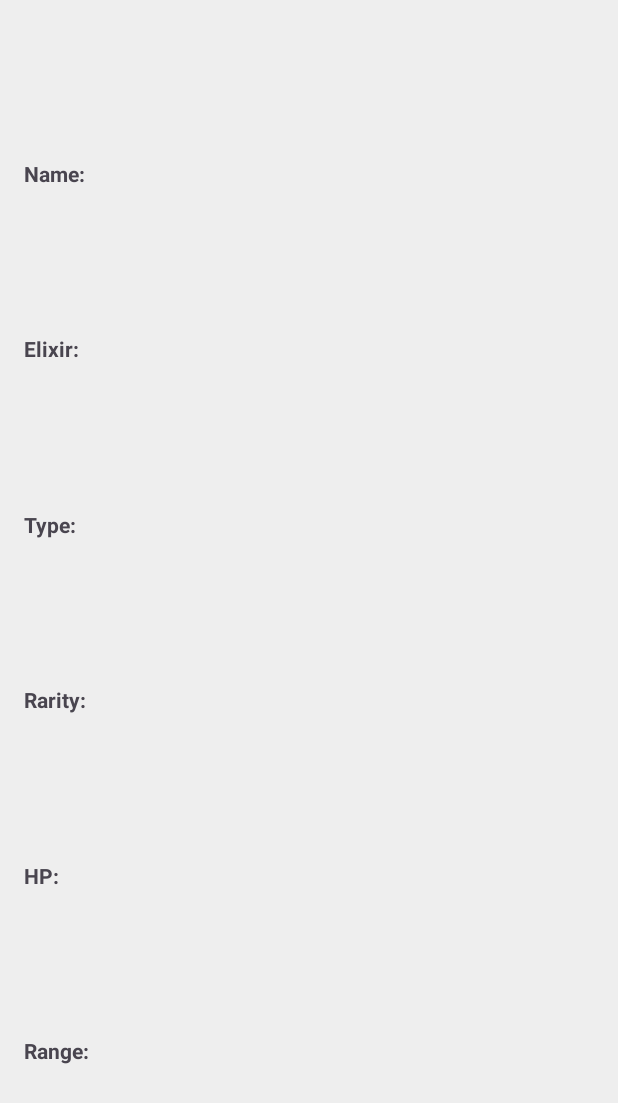
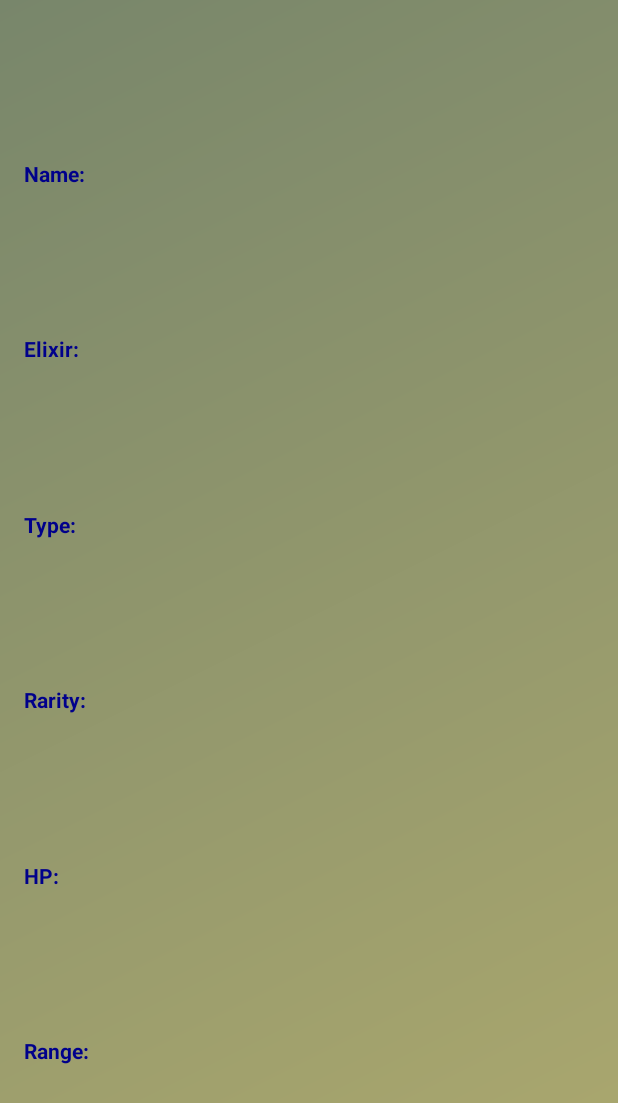
Before and after one commit to mehmeterenozgun/MyDataDisplayer, an Android app: the layout activity_char_detail.xml on its own in the app's theme, with its tools: preview values and no code run, on a phone screen of 412 x 824 dp. Shown: the top 1103 px of the screen. Run offline under Robolectric (Android 15) with nearby library versions, the phone set to English and light mode, and no system bars.

```diff
--- a/app/build.gradle.kts
+++ b/app/build.gradle.kts
@@ -5,12 +5,12 @@ plugins {
 
 android {
     namespace = "com.example.mydatadisplayer"
-    compileSdk = 34
+    compileSdk = 35
 
     defaultConfig {
         applicationId = "com.example.mydatadisplayer"
         minSdk = 24
-        targetSdk = 34
+        targetSdk = 35
         versionCode = 1
         versionName = "1.0"
 
--- a/app/src/main/AndroidManifest.xml
+++ b/app/src/main/AndroidManifest.xml
@@ -13,8 +13,8 @@
         android:theme="@style/Theme.MyDataDisplayer"
         tools:targetApi="31">
         <activity android:name=".CharDetailActivity"
-                  android:exported="false">
-        </activity>
+                  android:exported="false"/>
+
         <activity
             android:name=".MainActivity"
             android:exported="true">
--- a/app/src/main/java/com/example/mydatadisplayer/Character.kt
+++ b/app/src/main/java/com/example/mydatadisplayer/model/Character.kt
@@ -1,11 +1,10 @@
-package com.example.mydatadisplayer
+package com.example.mydatadisplayer.model
 
-import java.io.Serializable
 
 class Character (val name: String,
                  val elixir: String,
                  val type: String,
                  val rarity: String,
                  val hp: String,
-                 val range: String): Serializable {
+                 val range: String){
 }
--- a/app/src/main/res/drawable/backround_gradient.xml
+++ b/app/src/main/res/drawable/backround_gradient.xml
@@ -3,7 +3,6 @@
     <gradient
         android:type="linear"
         android:angle="135"
-
-    android:startColor="#f0f0f0"
-    android:endColor="#e0e0e0" />
+        android:startColor="#ADA96E"
+        android:endColor="#78866B" />
 </shape>
--- a/app/src/main/res/layout/activity_char_detail.xml
+++ b/app/src/main/res/layout/activity_char_detail.xml
@@ -5,7 +5,7 @@
 
     <data>
         <variable name="character"
-            type="com.example.mydatadisplayer.Character"/>
+            type="com.example.mydatadisplayer.model.Character"/>
     </data>
 
     <androidx.constraintlayout.widget.ConstraintLayout
@@ -13,7 +13,7 @@
         android:layout_width="match_parent"
         android:layout_height="match_parent"
         android:padding="16dp"
-        android:background="@color/light_gray"
+        android:background="@drawable/backround_gradient"
         tools:context=".CharDetailActivity">
 
         <TextView
@@ -21,6 +21,7 @@
             android:layout_width="wrap_content"
             android:layout_height="wrap_content"
             android:text="Name:"
+            android:textColor="@color/dark_blue"
             android:textStyle="bold"
             app:layout_constraintStart_toStartOf="parent"
             app:layout_constraintTop_toTopOf="parent"
@@ -31,7 +32,8 @@
             android:id="@+id/name"
             android:layout_width="0dp"
             android:layout_height="wrap_content"
-            android:text="@{character.name}"
+            android:text=""
+            android:textColor="@color/black"
             app:layout_constraintStart_toEndOf="@id/textView1"
             app:layout_constraintEnd_toEndOf="parent"
             app:layout_constraintTop_toTopOf="@id/textView1"
@@ -44,6 +46,7 @@
             android:layout_width="wrap_content"
             android:layout_height="wrap_content"
             android:text="Elixir: "
+            android:textColor="@color/dark_blue"
             android:textStyle="bold"
             app:layout_constraintStart_toStartOf="parent"
             app:layout_constraintTop_toBottomOf="@id/textView1"
@@ -54,7 +57,8 @@
             android:id="@+id/elixir"
             android:layout_width="0dp"
             android:layout_height="wrap_content"
-            android:text="@{character.elixir}"
+            android:text=""
+            android:textColor="@color/black"
             app:layout_constraintStart_toEndOf="@id/textView2"
             app:layout_constraintEnd_toEndOf="parent"
             app:layout_constraintTop_toTopOf="@id/textView2"
@@ -67,6 +71,7 @@
             android:layout_width="wrap_content"
             android:layout_height="wrap_content"
             android:text="Type:"
+            android:textColor="@color/dark_blue"
             android:textStyle="bold"
             app:layout_constraintStart_toStartOf="parent"
             app:layout_constraintTop_toBottomOf="@id/textView2"
@@ -77,7 +82,8 @@
             android:id="@+id/type"
             android:layout_width="0dp"
             android:layout_height="wrap_content"
-            android:text="@{character.type}"
+            android:text=""
+            android:textColor="@color/black"
             app:layout_constraintStart_toEndOf="@id/textView3"
             app:layout_constraintEnd_toEndOf="parent"
             app:layout_constraintTop_toTopOf="@id/textView3"
@@ -90,6 +96,7 @@
             android:layout_width="wrap_content"
             android:layout_height="wrap_content"
             android:text="Rarity:"
+            android:textColor="@color/dark_blue"
             android:textStyle="bold"
             app:layout_constraintStart_toStartOf="parent"
             app:layout_constraintTop_toBottomOf="@id/textView3"
@@ -100,7 +107,8 @@
             android:id="@+id/rarity"
             android:layout_width="0dp"
             android:layout_height="wrap_content"
-            android:text="@{character.rarity}"
+            android:text=""
+            android:textColor="@color/black"
             app:layout_constraintStart_toEndOf="@id/textView4"
             app:layout_constraintEnd_toEndOf="parent"
             app:layout_constraintTop_toTopOf="@id/textView4"
@@ -113,6 +121,7 @@
             android:layout_width="wrap_content"
             android:layout_height="wrap_content"
             android:text="HP:"
+            android:textColor="@color/dark_blue"
             android:textStyle="bold"
             app:layout_constraintStart_toStartOf="parent"
             app:layout_constraintTop_toBottomOf="@id/textView4"
@@ -123,7 +132,8 @@
             android:id="@+id/hp"
             android:layout_width="0dp"
             android:layout_height="wrap_content"
-            android:text="@{String.valueOf(character.hp)}"
+            android:text=""
+            android:textColor="@color/black"
             app:layout_constraintStart_toEndOf="@id/textView5"
             app:layout_constraintEnd_toEndOf="parent"
             app:layout_constraintTop_toTopOf="@id/textView5"
@@ -136,6 +146,7 @@
             android:layout_width="wrap_content"
             android:layout_height="wrap_content"
             android:text="Range: "
+            android:textColor="@color/dark_blue"
             android:textStyle="bold"
             app:layout_constraintStart_toStartOf="parent"
             app:layout_constraintTop_toBottomOf="@id/textView5"
@@ -146,7 +157,8 @@
             android:id="@+id/range"
             android:layout_width="0dp"
             android:layout_height="wrap_content"
-            android:text="@{String.valueOf(character.range)}"
+            android:text=""
+            android:textColor="@color/black"
             app:layout_constraintStart_toEndOf="@id/textView6"
             app:layout_constraintEnd_toEndOf="parent"
             app:layout_constraintTop_toTopOf="@id/textView6"
--- a/app/src/main/res/values/colors.xml
+++ b/app/src/main/res/values/colors.xml
@@ -3,5 +3,8 @@
     <color name="black">#FF000000</color>
     <color name="white">#FFFFFFFF</color>
     <color name="light_gray">#EEEEEE</color>
+    <color name="light_blue">#ADD8E6</color>
+
+    <color name="dark_blue">#00008B</color>
 
 </resources>
```
Also changed, not shown: app/src/main/java/com/example/mydatadisplayer/CharDetailActivity.kt (+11 -31 lines), app/src/main/java/com/example/mydatadisplayer/MainActivity.kt (+6 -4 lines), app/src/main/java/com/example/mydatadisplayer/adapter/Adapter.kt (renamed from app/src/main/java/com/example/mydatadisplayer/Adapter.kt, +8 -18 lines), app/src/main/java/com/example/mydatadisplayer/data/DataResource.kt (renamed from app/src/main/java/com/example/mydatadisplayer/Data.kt, +18 -16 lines), app/src/main/res/layout/list.xml (+11 -5 lines).
